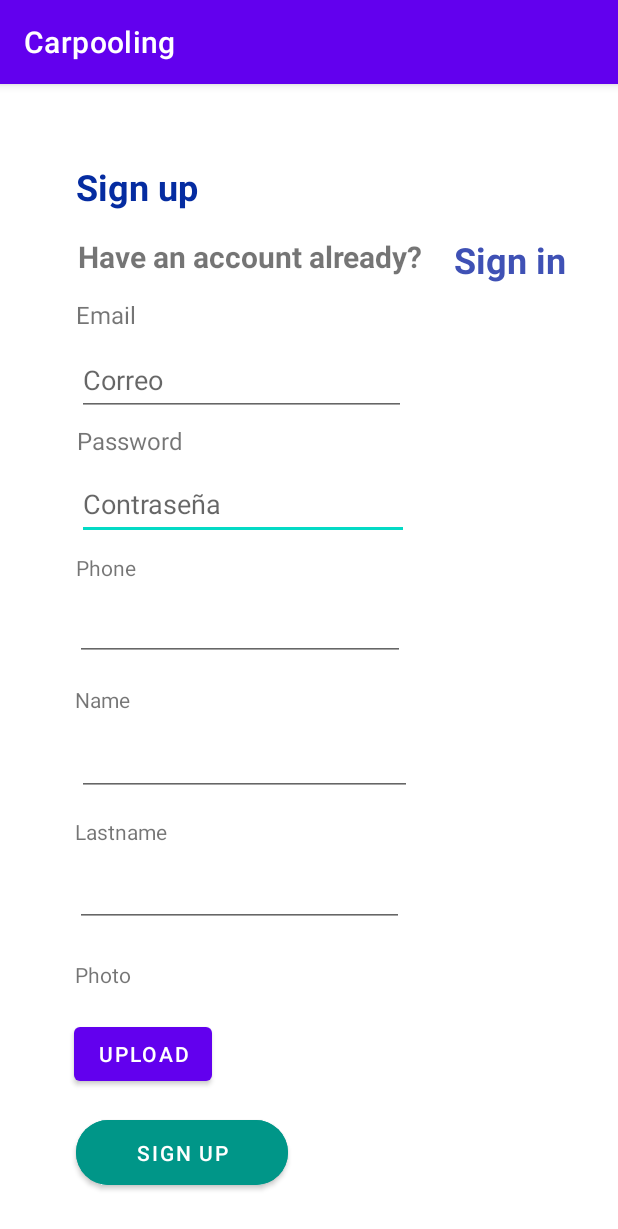
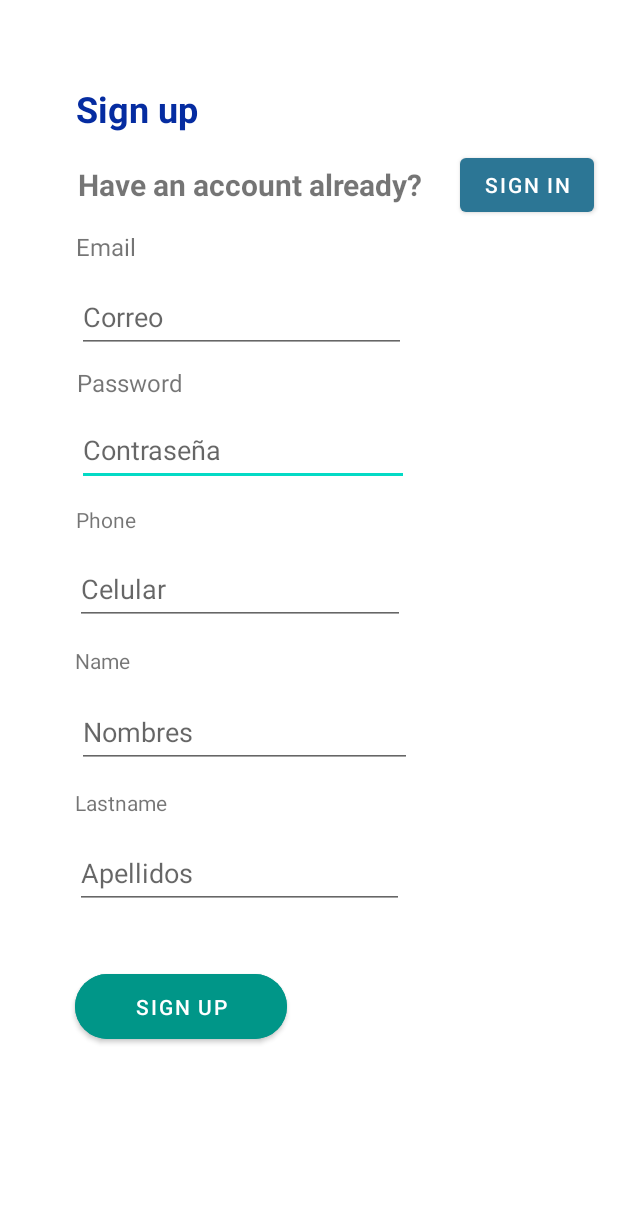
Before and after one commit to Salchiis/Carpooling, an Android app: the Register1 screen opened directly, with no data from a screen before it, on a phone screen of 412 x 824 dp. Shown: the top 1229 px of the screen. Run offline under Robolectric (Android 15) with nearby library versions, the phone set to English and light mode, and no system bars; our stand-ins replace Firebase (no records; nobody signed in at launch, a user with empty details on screens opened directly).

Commit message:
Register and Login

```diff
--- a/app/build.gradle
+++ b/app/build.gradle
@@ -42,6 +42,7 @@ dependencies {
     implementation 'androidx.lifecycle:lifecycle-livedata-ktx:2.5.1'
     implementation 'androidx.lifecycle:lifecycle-viewmodel-ktx:2.5.1'
     implementation 'com.google.firebase:firebase-auth:21.1.0'
+    implementation 'com.google.firebase:firebase-database:20.1.0'
     testImplementation 'junit:junit:4.13.2'
     androidTestImplementation 'androidx.test.ext:junit:1.1.3'
     androidTestImplementation 'androidx.test.espresso:espresso-core:3.4.0'
--- a/app/src/main/java/com/example/carpooling/ProfileFragment.java
+++ b/app/src/main/java/com/example/carpooling/ProfileFragment.java
@@ -56,9 +56,9 @@ public class ProfileFragment extends Fragment {
 
     @Override
     public void onCreate(Bundle savedInstanceState) {
-        Button HelpBtn;
-       // HelpBtn = (Button);
+
         super.onCreate(savedInstanceState);
+
         if (getArguments() != null) {
             mParam1 = getArguments().getString(ARG_PARAM1);
             mParam2 = getArguments().getString(ARG_PARAM2);
--- a/app/src/main/res/layout/activity_register1.xml
+++ b/app/src/main/res/layout/activity_register1.xml
@@ -5,21 +5,6 @@
     android:layout_width="match_parent"
     android:layout_height="match_parent"
     tools:context=".Register1">
-
-    <TextView
-        android:id="@+id/textView3"
-        android:layout_width="93dp"
-        android:layout_height="32dp"
-        android:text="Sign in"
-        android:textColor="#3F51B5"
-        android:textSize="24sp"
-        android:textStyle="bold"
-        app:layout_constraintBottom_toBottomOf="parent"
-        app:layout_constraintEnd_toEndOf="parent"
-        app:layout_constraintHorizontal_bias="0.949"
-        app:layout_constraintStart_toStartOf="parent"
-        app:layout_constraintTop_toTopOf="parent"
-        app:layout_constraintVertical_bias="0.137" />
 
     <TextView
         android:id="@+id/textView4"
@@ -35,18 +20,6 @@
         app:layout_constraintStart_toStartOf="parent"
         app:layout_constraintTop_toTopOf="parent"
         app:layout_constraintVertical_bias="0.071" />
-
-    <Button
-        android:id="@+id/button3"
-        android:layout_width="wrap_content"
-        android:layout_height="wrap_content"
-        android:text="upload"
-        app:layout_constraintBottom_toBottomOf="parent"
-        app:layout_constraintEnd_toEndOf="parent"
-        app:layout_constraintHorizontal_bias="0.154"
-        app:layout_constraintStart_toStartOf="parent"
-        app:layout_constraintTop_toTopOf="parent"
-        app:layout_constraintVertical_bias="0.865" />
 
     <TextView
         android:id="@+id/textView5"
@@ -73,18 +46,6 @@
         app:layout_constraintStart_toStartOf="parent"
         app:layout_constraintTop_toTopOf="parent"
         app:layout_constraintVertical_bias="0.418" />
-
-    <TextView
-        android:id="@+id/textView7"
-        android:layout_width="wrap_content"
-        android:layout_height="wrap_content"
-        android:text="Photo"
-        app:layout_constraintBottom_toBottomOf="parent"
-        app:layout_constraintEnd_toEndOf="parent"
-        app:layout_constraintHorizontal_bias="0.133"
-        app:layout_constraintStart_toStartOf="parent"
-        app:layout_constraintTop_toTopOf="parent"
-        app:layout_constraintVertical_bias="0.78" />
 
     <TextView
         android:id="@+id/textView8"
@@ -119,10 +80,10 @@
         app:cornerRadius="40px"
         app:layout_constraintBottom_toBottomOf="parent"
         app:layout_constraintEnd_toEndOf="parent"
-        app:layout_constraintHorizontal_bias="0.188"
+        app:layout_constraintHorizontal_bias="0.185"
         app:layout_constraintStart_toStartOf="parent"
         app:layout_constraintTop_toTopOf="parent"
-        app:layout_constraintVertical_bias="0.961" />
+        app:layout_constraintVertical_bias="0.837" />
 
     <EditText
         android:id="@+id/password"
@@ -152,10 +113,11 @@
         app:layout_constraintVertical_bias="0.304" />
 
     <EditText
-        android:id="@+id/editTextTextPersonName"
+        android:id="@+id/name"
         android:layout_width="223dp"
-        android:layout_height="38dp"
+        android:layout_height="48dp"
         android:ems="10"
+        android:hint="Nombres"
         android:inputType="textPersonName"
         app:layout_constraintBottom_toBottomOf="parent"
         app:layout_constraintEnd_toEndOf="parent"
@@ -165,10 +127,11 @@
         app:layout_constraintVertical_bias="0.598" />
 
     <EditText
-        android:id="@+id/editTextPhone"
+        android:id="@+id/phone"
         android:layout_width="220dp"
-        android:layout_height="37dp"
+        android:layout_height="48dp"
         android:ems="10"
+        android:hint="Celular"
         android:inputType="phone"
         app:layout_constraintBottom_toBottomOf="parent"
         app:layout_constraintEnd_toEndOf="parent"
@@ -178,10 +141,11 @@
         app:layout_constraintVertical_bias="0.475" />
 
     <EditText
-        android:id="@+id/editTextTextPersonName2"
+        android:id="@+id/lastname"
         android:layout_width="219dp"
-        android:layout_height="35dp"
+        android:layout_height="48dp"
         android:ems="10"
+        android:hint="Apellidos"
         android:inputType="textPersonName"
         app:layout_constraintBottom_toBottomOf="parent"
         app:layout_constraintEnd_toEndOf="parent"
@@ -216,4 +180,16 @@
         app:layout_constraintStart_toStartOf="parent"
         app:layout_constraintTop_toTopOf="parent"
         app:layout_constraintVertical_bias="0.241" />
+
+    <Button
+        android:id="@+id/loginb"
+        android:layout_width="wrap_content"
+        android:layout_height="wrap_content"
+        android:text="Sign in"
+        app:layout_constraintBottom_toBottomOf="parent"
+        app:layout_constraintEnd_toEndOf="parent"
+        app:layout_constraintHorizontal_bias="0.95"
+        app:layout_constraintStart_toStartOf="parent"
+        app:layout_constraintTop_toTopOf="parent"
+        app:layout_constraintVertical_bias="0.128" />
 </androidx.constraintlayout.widget.ConstraintLayout>
--- a/app/src/main/res/layout/fragment_home.xml
+++ b/app/src/main/res/layout/fragment_home.xml
@@ -3,7 +3,7 @@
     xmlns:tools="http://schemas.android.com/tools"
     android:layout_width="match_parent"
     android:layout_height="match_parent"
-    android:background="@color/purple_200"
+    android:background="@color/blue"
     tools:context=".HomeFragment">
 
     <!-- TODO: Update blank fragment layout -->
--- a/app/src/main/res/layout/fragment_profile.xml
+++ b/app/src/main/res/layout/fragment_profile.xml
@@ -195,11 +195,11 @@
         app:layout_constraintVertical_bias="0.051" />
 
     <Button
-        android:id="@+id/button6"
+        android:id="@+id/LogOut"
         android:layout_width="230dp"
         android:layout_height="40dp"
-        android:text="Log out"
         android:backgroundTint="@color/bluerey"
+        android:text="Log Out"
 
         app:layout_constraintBottom_toBottomOf="parent"
         app:layout_constraintEnd_toEndOf="parent"
--- a/app/src/main/res/values/colors.xml
+++ b/app/src/main/res/values/colors.xml
@@ -8,5 +8,8 @@
     <color name="black">#FF000000</color>
     <color name="white">#FFFFFFFF</color>
     <color name="bluerey">#2C7695</color>
+    <color name="azulpro">#009688</color>
+
+
 
 </resources>
--- a/app/src/main/res/values/themes.xml
+++ b/app/src/main/res/values/themes.xml
@@ -1,9 +1,9 @@
 <resources xmlns:tools="http://schemas.android.com/tools">
     <!-- Base application theme. -->
-    <style name="Theme.Carpooling" parent="Theme.MaterialComponents.DayNight.DarkActionBar">
+    <style name="Theme.Carpooling" parent="Theme.MaterialComponents.DayNight.NoActionBar">
         <!-- Primary brand color. -->
-        <item name="colorPrimary">@color/purple_500</item>
-        <item name="colorPrimaryVariant">@color/purple_700</item>
+        <item name="colorPrimary">@color/bluerey</item>
+        <item name="colorPrimaryVariant">@color/azulpro</item>
         <item name="colorOnPrimary">@color/white</item>
         <!-- Secondary brand color. -->
         <item name="colorSecondary">@color/teal_200</item>
```
Also changed, not shown: app/src/main/AndroidManifest.xml (+9 -3 lines), app/src/main/java/com/example/carpooling/EditInformation.java (added, +14 -0 lines), app/src/main/java/com/example/carpooling/Login.java (+38 -12 lines), app/src/main/java/com/example/carpooling/MainActivity.java (+19 -9 lines), app/src/main/java/com/example/carpooling/MainActivity2.java (added, +14 -0 lines), app/src/main/java/com/example/carpooling/Register1.java (+80 -16 lines), app/src/main/java/com/example/carpooling/User.java (added, +15 -0 lines), app/src/main/res/layout/activity_edit_information.xml (added, +9 -0 lines), app/src/main/res/layout/activity_login.xml (+17 -5 lines), app/src/main/res/layout/activity_main2.xml (added, +60 -0 lines), app/src/main/res/layout/activity_profile.xml (added, +10 -0 lines).
